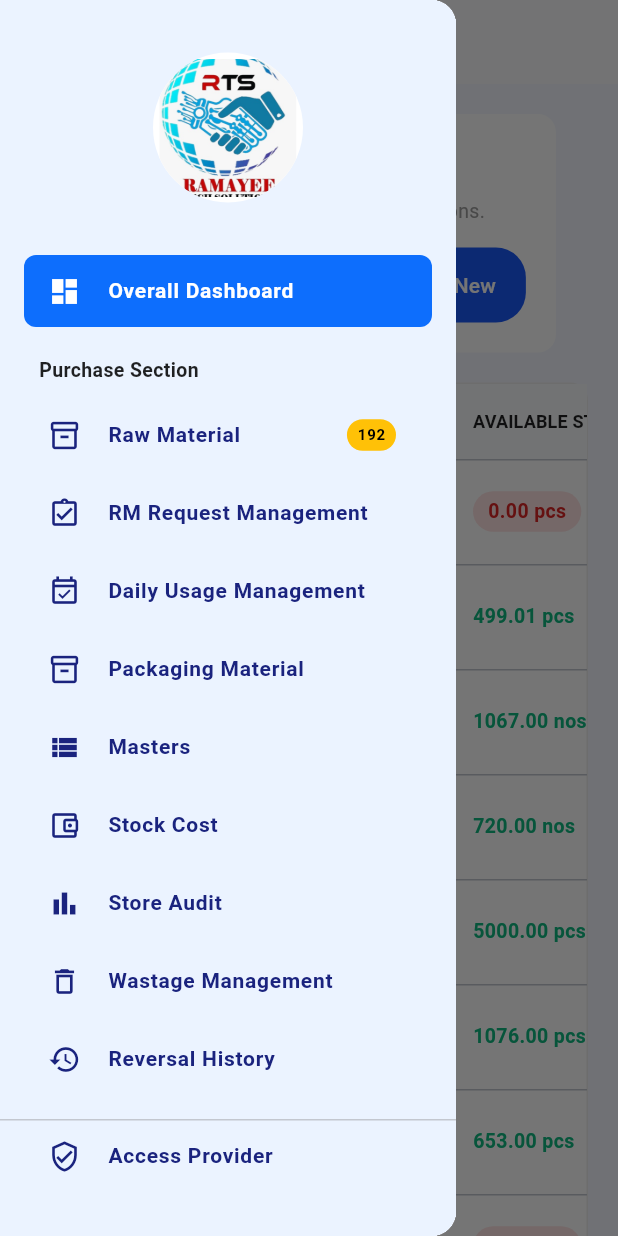
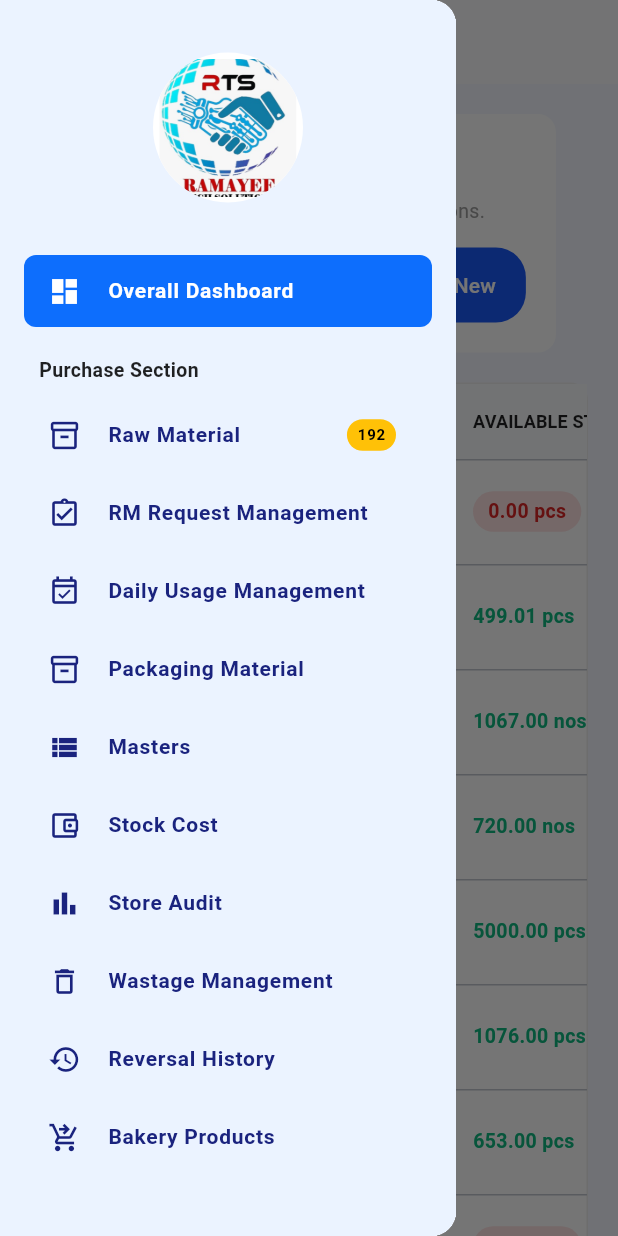
Before and after one commit to omega-div913/Gowmari_backery_app, a Flutter app: the BakeryProductsPage screen opened directly, with the side drawer open, on a phone screen of 412 x 824 dp. Run offline on Flutter 3.47's test engine with Material 3 defaults, Android fonts, the phone set to English and light mode, and no system bars.

Commit message:
sidebar chaneged in master

```diff
--- a/lib/screens/components/app_sidebar.dart
+++ b/lib/screens/components/app_sidebar.dart
@@ -74,11 +74,6 @@
               ],
             ),
           ),
-          const Divider(height: 1),
-          Padding(
-            padding: const EdgeInsets.symmetric(horizontal: 16),
-            child: _buildMenuItem(context, Icons.verified_user_outlined, "Access Provider"),
-          ),
           const SizedBox(height: 25),
         ],
       ),
```
